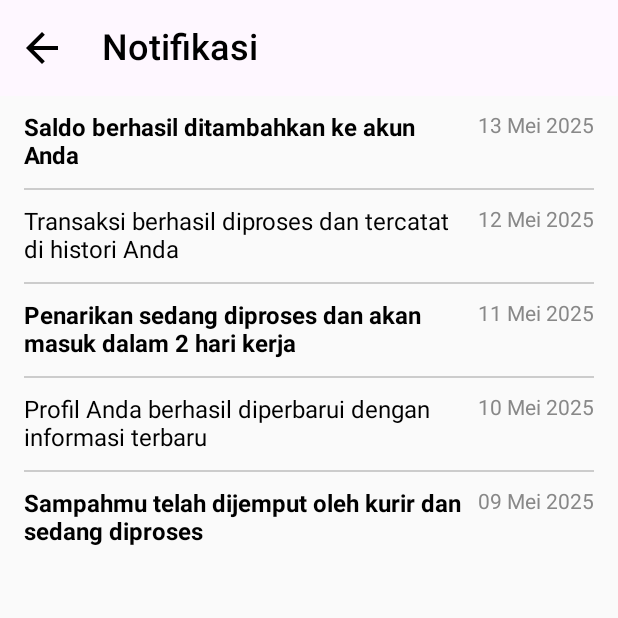
After one commit to RichardRyan141/Trash2Cash, an Android app built with Jetpack Compose: the NotificationActivity screen opened directly, with no data from a screen before it, on a phone screen of 412 x 824 dp, the top half of it. The commit adds this screen. Run offline under Robolectric (Android 15) with nearby library versions, the light colour scheme and no system bars.

Commit message:
Finishing home & Penambahan halaman Notifikasi

```diff
--- /dev/null
+++ b/app/src/main/java/com/example/fp_imk_mobile/NotificationActivity.kt
@@ -0,0 +1,141 @@
+package com.example.fp_imk_mobile
+
+import android.content.Intent
+import android.os.Bundle
+import androidx.activity.ComponentActivity
+import androidx.activity.compose.setContent
+import androidx.compose.foundation.background
+import androidx.compose.foundation.clickable
+import androidx.compose.foundation.layout.Arrangement
+import androidx.compose.foundation.layout.Column
+import androidx.compose.foundation.layout.Row
+import androidx.compose.foundation.layout.fillMaxSize
+import androidx.compose.foundation.layout.fillMaxWidth
+import androidx.compose.foundation.layout.padding
+import androidx.compose.foundation.layout.size
+import androidx.compose.foundation.lazy.LazyColumn
+import androidx.compose.material.icons.Icons
+import androidx.compose.material.icons.automirrored.filled.ArrowBack
+import androidx.compose.material.icons.filled.ArrowBack
+import androidx.compose.material.icons.filled.Visibility
+import androidx.compose.material.icons.filled.VisibilityOff
+import androidx.compose.material3.Divider
+import androidx.compose.material3.ExperimentalMaterial3Api
+import androidx.compose.material3.Icon
+import androidx.compose.material3.IconButton
+import androidx.compose.material3.Text
+import androidx.compose.material3.TopAppBar
+import androidx.compose.runtime.Composable
+import androidx.compose.ui.Alignment
+import androidx.compose.ui.Modifier
+import androidx.compose.ui.graphics.Color
+import androidx.compose.ui.platform.LocalContext
+import androidx.compose.ui.text.font.FontWeight
+import androidx.compose.ui.unit.dp
+import androidx.compose.ui.unit.sp
+
+class NotificationActivity : ComponentActivity() {
+    override fun onCreate(savedInstanceState: Bundle?) {
+        super.onCreate(savedInstanceState)
+        setContent {
+            NotificationScreen()
+        }
+    }
+}
+
+data class Notification(val text: String, val hasRead: Boolean, val date: String)
+
+val dummyNotifications = listOf(
+    Notification("Saldo berhasil ditambahkan ke akun Anda", hasRead = false, date = "13 Mei 2025"),
+    Notification("Transaksi berhasil diproses dan tercatat di histori Anda", hasRead = true, date = "12 Mei 2025"),
+    Notification("Penarikan sedang diproses dan akan masuk dalam 2 hari kerja", hasRead = false, date = "11 Mei 2025"),
+    Notification("Profil Anda berhasil diperbarui dengan informasi terbaru", hasRead = true, date = "10 Mei 2025"),
+    Notification("Sampahmu telah dijemput oleh kurir dan sedang diproses", hasRead = false, date = "09 Mei 2025")
+)
+
+@OptIn(ExperimentalMaterial3Api::class)
+@Composable
+fun NotificationScreen() {
+    val context = LocalContext.current
+
+    Column(
+        modifier = Modifier.fillMaxSize()
+    ) {
+        TopAppBar(
+            title = {
+                Text(
+                    text = "Notifikasi",
+                    color = Color.Black,
+                    fontSize = 24.sp,
+                    fontWeight = FontWeight.SemiBold,
+                    modifier = Modifier.padding(horizontal = 12.dp)
+                )
+            },
+            navigationIcon = {
+                IconButton(onClick = {
+                    context.startActivity(Intent(context, HomepageActivity::class.java))
+                    (context as? ComponentActivity)?.finish()
+                }) {
+                    Icon(
+                        imageVector = Icons.Default.ArrowBack,
+                        contentDescription = "Back",
+                        tint = Color.Black,
+                        modifier = Modifier.size(32.dp)
+                    )
+                }
+            }
+        )
+
+        LazyColumn(modifier = Modifier.fillMaxSize()) {
+            items(dummyNotifications.size) { index ->
+                val notification = dummyNotifications[index]
+                NotificationItem(
+                    text = notification.text,
+                    hasRead = notification.hasRead,
+                    date = notification.date
+                )
+
+                if (index < dummyNotifications.size - 1) {
+                    Divider(
+                        color = Color.LightGray,
+                        thickness = 1.dp,
+                        modifier = Modifier.padding(horizontal = 16.dp)
+                    )
+                }
+            }
+        }
+    }
+}
+
+@Composable
+fun NotificationItem(
+    text: String,
+    hasRead: Boolean,
+    date: String
+) {
+    Row(
+        modifier = Modifier
+            .fillMaxWidth()
+            .padding(vertical = 12.dp, horizontal = 16.dp),
+        horizontalArrangement = Arrangement.SpaceBetween,
+        verticalAlignment = Alignment.Top
+    ) {
+        Text(
+            text = text,
+            fontSize = 16.sp,
+            fontWeight = if (!hasRead) FontWeight.Bold else FontWeight.Normal,
+            color = Color.Black,
+            maxLines = 3,
+            modifier = Modifier
+                .weight(1f)
+                .padding(end = 8.dp)
+        )
+
+        Text(
+            text = date,
+            fontSize = 14.sp,
+            color = Color.Gray,
+            modifier = Modifier.align(Alignment.Top)
+        )
+    }
+}
```
Also changed, not shown: app/src/main/AndroidManifest.xml (+11 -0 lines), app/src/main/java/com/example/fp_imk_mobile/HomepageActivity.kt (+139 -6 lines).
